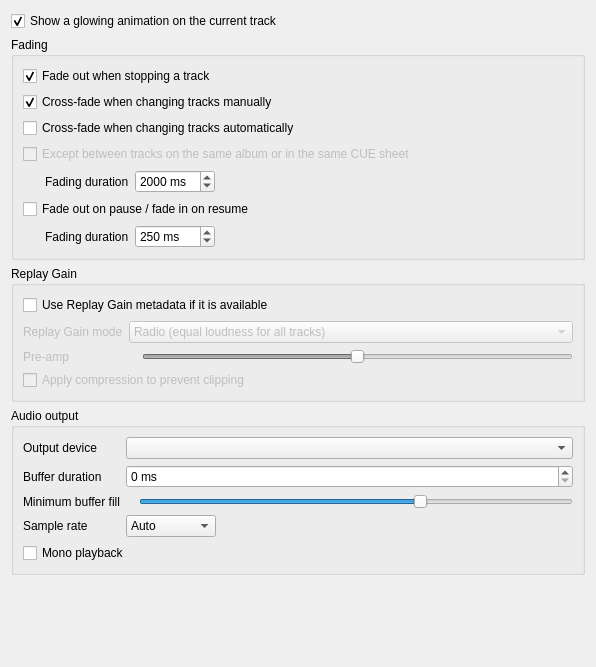
Old version of the form src/ui/playbacksettingspage.ui in the repository clementine-player/Clementine.
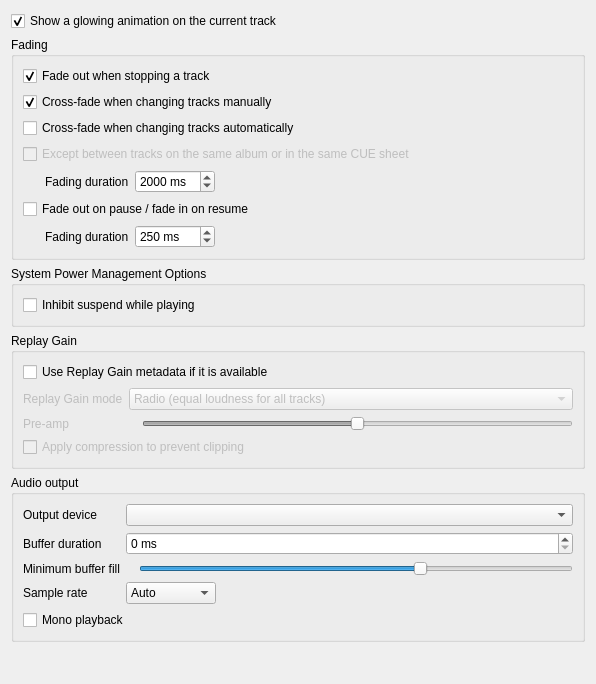
New version of the form. Custom widgets are drawn as their Qt base class.

Commit message:
Add an option to inhibit suspend while playing
minor modifications

The edit to the form file:
```diff
--- a/src/ui/playbacksettingspage.ui
+++ b/src/ui/playbacksettingspage.ui
@@ -7,7 +7,7 @@
     <x>0</x>
     <y>0</y>
     <width>596</width>
-    <height>667</height>
+    <height>684</height>
    </rect>
   </property>
   <property name="windowTitle">
@@ -168,6 +168,22 @@
      </layout>
     </widget>
    </item>
+   <item>
+    <widget class="QGroupBox" name="power_management_groupBox">
+     <property name="title">
+      <string>System Power Management Options</string>
+     </property>
+     <layout class="QVBoxLayout" name="verticalLayout_4">
+      <item>
+       <widget class="QCheckBox" name="inhibit_suspend_while_playing">
+        <property name="text">
+         <string>Inhibit suspend while playing</string>
+        </property>
+       </widget>
+      </item>
+     </layout>
+    </widget>
+   </item>
    <item>
     <widget class="QGroupBox" name="replaygain_group">
      <property name="title">
```
Left out of the diff: 24 changed lines with no effect on the pictures. The commit also changes 19 other files.
